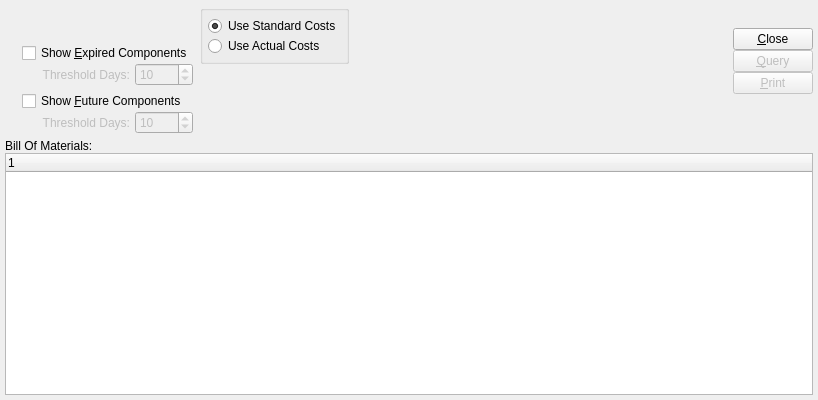
Qt form xtuple/trunk/guiclient/dspCostedSummarizedBOM.ui (WooodHead/xtuple) before a commit.
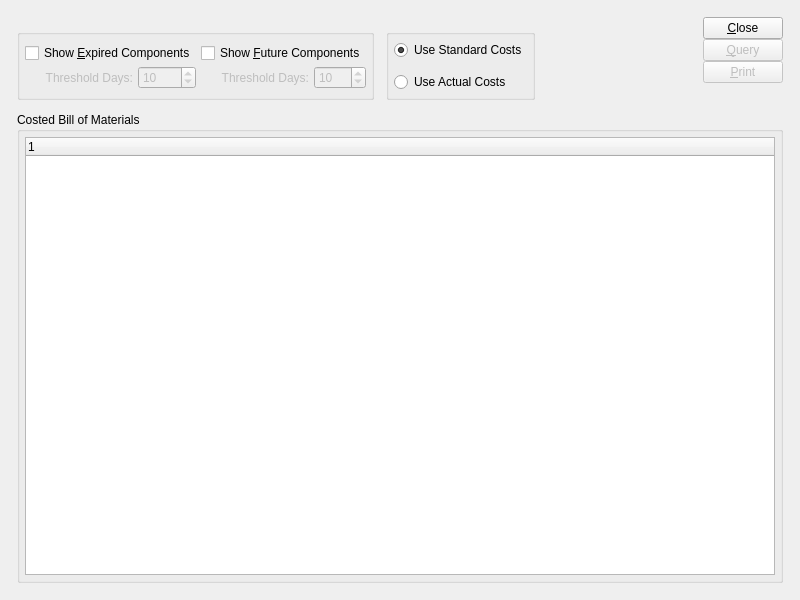
The same form after that commit. Custom widgets are drawn as their Qt base class.

Commit message: issue #7337:  Fix/touch up display issues on costed boms.

Diff of the .ui file:
```diff
--- a/xtuple/trunk/guiclient/dspCostedSummarizedBOM.ui
+++ b/xtuple/trunk/guiclient/dspCostedSummarizedBOM.ui
@@ -5,107 +5,43 @@
    <rect>
     <x>0</x>
     <y>0</y>
-    <width>818</width>
-    <height>400</height>
+    <width>800</width>
+    <height>600</height>
    </rect>
   </property>
   <property name="windowTitle" >
    <string>Costed Summarized Bill of Materials</string>
   </property>
   <widget class="QWidget" name="widget" >
-   <layout class="QVBoxLayout" >
-    <property name="spacing" >
-     <number>5</number>
-    </property>
+   <layout class="QGridLayout" >
+    <item row="0" column="0" >
+     <layout class="QGridLayout" >
     <property name="leftMargin" >
-     <number>5</number>
+       <number>12</number>
     </property>
     <property name="topMargin" >
-     <number>5</number>
+       <number>12</number>
     </property>
     <property name="rightMargin" >
-     <number>5</number>
+       <number>12</number>
     </property>
     <property name="bottomMargin" >
-     <number>5</number>
-    </property>
-    <item>
-     <layout class="QHBoxLayout" >
-      <property name="spacing" >
-       <number>7</number>
+       <number>12</number>
+      </property>
+      <property name="horizontalSpacing" >
+       <number>12</number>
       </property>
-      <property name="leftMargin" >
-       <number>0</number>
+      <property name="verticalSpacing" >
+       <number>12</number>
       </property>
-      <property name="topMargin" >
-       <number>0</number>
-      </property>
-      <property name="rightMargin" >
-       <number>0</number>
-      </property>
-      <property name="bottomMargin" >
-       <number>0</number>
-      </property>
-      <item>
-       <layout class="QVBoxLayout" >
-        <property name="spacing" >
-         <number>0</number>
-        </property>
-        <property name="leftMargin" >
-         <number>0</number>
-        </property>
-        <property name="topMargin" >
-         <number>0</number>
-        </property>
-        <property name="rightMargin" >
-         <number>0</number>
-        </property>
-        <property name="bottomMargin" >
-         <number>0</number>
-        </property>
-        <item>
+      <item row="0" column="0" >
          <widget class="ItemCluster" name="_item" >
           <property name="focusPolicy" >
            <enum>Qt::StrongFocus</enum>
           </property>
          </widget>
         </item>
-        <item>
-         <spacer>
-          <property name="orientation" >
-           <enum>Qt::Vertical</enum>
-          </property>
-          <property name="sizeType" >
-           <enum>QSizePolicy::Minimum</enum>
-          </property>
-          <property name="sizeHint" >
-           <size>
-            <width>10</width>
-            <height>26</height>
-           </size>
-          </property>
-         </spacer>
-        </item>
-       </layout>
-      </item>
-      <item>
-       <layout class="QVBoxLayout" >
-        <property name="spacing" >
-         <number>5</number>
-        </property>
-        <property name="leftMargin" >
-         <number>0</number>
-        </property>
-        <property name="topMargin" >
-         <number>0</number>
-        </property>
-        <property name="rightMargin" >
-         <number>0</number>
-        </property>
-        <property name="bottomMargin" >
-         <number>0</number>
-        </property>
-        <item>
+      <item row="0" column="1" colspan="2" >
          <widget class="RevisionCluster" name="_revision" >
           <property name="focusPolicy" >
            <enum>Qt::StrongFocus</enum>
@@ -118,6 +54,134 @@
           </property>
          </widget>
         </item>
+      <item rowspan="2" row="0" column="3" >
+       <layout class="QHBoxLayout" >
+        <property name="spacing" >
+         <number>0</number>
+        </property>
+        <property name="leftMargin" >
+         <number>0</number>
+        </property>
+        <property name="topMargin" >
+         <number>0</number>
+        </property>
+        <property name="rightMargin" >
+         <number>0</number>
+        </property>
+        <property name="bottomMargin" >
+         <number>0</number>
+        </property>
+        <item>
+         <spacer>
+          <property name="orientation" >
+           <enum>Qt::Horizontal</enum>
+          </property>
+          <property name="sizeType" >
+           <enum>QSizePolicy::Expanding</enum>
+          </property>
+          <property name="sizeHint" >
+           <size>
+            <width>0</width>
+            <height>20</height>
+           </size>
+          </property>
+         </spacer>
+        </item>
+        <item>
+         <layout class="QVBoxLayout" >
+          <property name="spacing" >
+           <number>0</number>
+          </property>
+          <property name="leftMargin" >
+           <number>0</number>
+          </property>
+          <property name="topMargin" >
+           <number>0</number>
+          </property>
+          <property name="rightMargin" >
+           <number>0</number>
+          </property>
+          <property name="bottomMargin" >
+           <number>0</number>
+          </property>
+          <item>
+           <layout class="QVBoxLayout" >
+            <property name="spacing" >
+             <number>0</number>
+            </property>
+            <property name="leftMargin" >
+             <number>0</number>
+            </property>
+            <property name="topMargin" >
+             <number>0</number>
+            </property>
+            <property name="rightMargin" >
+             <number>0</number>
+            </property>
+            <property name="bottomMargin" >
+             <number>0</number>
+            </property>
+            <item>
+             <widget class="QPushButton" name="_close" >
+              <property name="text" >
+               <string>&amp;Close</string>
+              </property>
+             </widget>
+            </item>
+            <item>
+             <widget class="QPushButton" name="_query" >
+              <property name="enabled" >
+               <bool>false</bool>
+              </property>
+              <property name="text" >
+               <string>&amp;Query</string>
+              </property>
+              <property name="autoDefault" >
+               <bool>true</bool>
+              </property>
+              <property name="default" >
+               <bool>true</bool>
+              </property>
+             </widget>
+            </item>
+            <item>
+             <widget class="QPushButton" name="_print" >
+              <property name="enabled" >
+               <bool>false</bool>
+              </property>
+              <property name="text" >
+               <string>&amp;Print</string>
+              </property>
+             </widget>
+            </item>
+           </layout>
+          </item>
+          <item>
+           <spacer>
+            <property name="orientation" >
+             <enum>Qt::Vertical</enum>
+            </property>
+            <property name="sizeType" >
+             <enum>QSizePolicy::Expanding</enum>
+            </property>
+            <property name="sizeHint" >
+             <size>
+              <width>20</width>
+              <height>16</height>
+             </size>
+            </property>
+           </spacer>
+          </item>
+         </layout>
+        </item>
+       </layout>
+      </item>
+      <item row="1" column="0" colspan="2" >
+       <widget class="QGroupBox" name="_showGroup" >
+        <property name="title" >
+         <string/>
+        </property>
+        <layout class="QHBoxLayout" >
         <item>
          <layout class="QVBoxLayout" >
           <property name="spacing" >
@@ -442,44 +506,16 @@
          </layout>
         </item>
        </layout>
+       </widget>
       </item>
-      <item>
-       <layout class="QVBoxLayout" >
-        <property name="spacing" >
-         <number>0</number>
-        </property>
-        <property name="leftMargin" >
-         <number>0</number>
-        </property>
-        <property name="topMargin" >
-         <number>0</number>
-        </property>
-        <property name="rightMargin" >
-         <number>0</number>
-        </property>
-        <property name="bottomMargin" >
-         <number>0</number>
-        </property>
-        <item>
+      <item row="1" column="2" >
          <widget class="QGroupBox" name="_costsGroup" >
           <property name="title" >
            <string/>
           </property>
           <layout class="QVBoxLayout" >
            <property name="spacing" >
-            <number>0</number>
-           </property>
-           <property name="leftMargin" >
-            <number>5</number>
-           </property>
-           <property name="topMargin" >
-            <number>5</number>
-           </property>
-           <property name="rightMargin" >
-            <number>5</number>
-           </property>
-           <property name="bottomMargin" >
-            <number>5</number>
+          <number>12</number>
            </property>
            <item>
             <widget class="QRadioButton" name="_useStandardCosts" >
@@ -501,173 +537,19 @@
           </layout>
          </widget>
         </item>
-        <item>
-         <spacer>
-          <property name="orientation" >
-           <enum>Qt::Vertical</enum>
-          </property>
-          <property name="sizeType" >
-           <enum>QSizePolicy::Preferred</enum>
-          </property>
-          <property name="sizeHint" >
-           <size>
-            <width>20</width>
-            <height>70</height>
-           </size>
-          </property>
-         </spacer>
-        </item>
-       </layout>
-      </item>
-      <item>
-       <layout class="QHBoxLayout" >
-        <property name="spacing" >
-         <number>0</number>
-        </property>
-        <property name="leftMargin" >
-         <number>0</number>
-        </property>
-        <property name="topMargin" >
-         <number>0</number>
-        </property>
-        <property name="rightMargin" >
-         <number>0</number>
-        </property>
-        <property name="bottomMargin" >
-         <number>0</number>
-        </property>
-        <item>
-         <spacer>
-          <property name="orientation" >
-           <enum>Qt::Horizontal</enum>
-          </property>
-          <property name="sizeType" >
-           <enum>QSizePolicy::Expanding</enum>
-          </property>
-          <property name="sizeHint" >
-           <size>
-            <width>0</width>
-            <height>20</height>
-           </size>
-          </property>
-         </spacer>
-        </item>
-        <item>
-         <layout class="QVBoxLayout" >
-          <property name="spacing" >
-           <number>0</number>
-          </property>
-          <property name="leftMargin" >
-           <number>0</number>
-          </property>
-          <property name="topMargin" >
-           <number>0</number>
-          </property>
-          <property name="rightMargin" >
-           <number>0</number>
-          </property>
-          <property name="bottomMargin" >
-           <number>0</number>
-          </property>
-          <item>
-           <layout class="QVBoxLayout" >
-            <property name="spacing" >
-             <number>0</number>
-            </property>
-            <property name="leftMargin" >
-             <number>0</number>
-            </property>
-            <property name="topMargin" >
-             <number>0</number>
-            </property>
-            <property name="rightMargin" >
-             <number>0</number>
-            </property>
-            <property name="bottomMargin" >
-             <number>0</number>
-            </property>
-            <item>
-             <widget class="QPushButton" name="_close" >
-              <property name="text" >
-               <string>&amp;Close</string>
-              </property>
-             </widget>
-            </item>
-            <item>
-             <widget class="QPushButton" name="_query" >
-              <property name="enabled" >
-               <bool>false</bool>
-              </property>
-              <property name="text" >
-               <string>&amp;Query</string>
-              </property>
-              <property name="autoDefault" >
-               <bool>true</bool>
-              </property>
-              <property name="default" >
-               <bool>true</bool>
-              </property>
-             </widget>
-            </item>
-            <item>
-             <widget class="QPushButton" name="_print" >
-              <property name="enabled" >
-               <bool>false</bool>
-              </property>
-              <property name="text" >
-               <string>&amp;Print</string>
-              </property>
-             </widget>
-            </item>
-           </layout>
-          </item>
-          <item>
-           <spacer>
-            <property name="orientation" >
-             <enum>Qt::Vertical</enum>
-            </property>
-            <property name="sizeType" >
-             <enum>QSizePolicy::Preferred</enum>
-            </property>
-            <property name="sizeHint" >
-             <size>
-              <width>20</width>
-              <height>16</height>
-             </size>
-            </property>
-           </spacer>
-          </item>
-         </layout>
-        </item>
-       </layout>
-      </item>
-     </layout>
-    </item>
-    <item>
-     <layout class="QVBoxLayout" >
-      <property name="spacing" >
-       <number>0</number>
-      </property>
-      <property name="leftMargin" >
-       <number>0</number>
-      </property>
-      <property name="topMargin" >
-       <number>0</number>
-      </property>
-      <property name="rightMargin" >
-       <number>0</number>
-      </property>
-      <property name="bottomMargin" >
-       <number>0</number>
-      </property>
-      <item>
-       <widget class="QLabel" name="_bomLit" >
-        <property name="text" >
-         <string>Bill Of Materials:</string>
-        </property>
-       </widget>
-      </item>
-      <item>
+      <item row="2" column="0" colspan="4" >
+       <widget class="QGroupBox" name="_bomitemGroup" >
+        <property name="sizePolicy" >
+         <sizepolicy vsizetype="Preferred" hsizetype="Preferred" >
+          <horstretch>0</horstretch>
+          <verstretch>1</verstretch>
+         </sizepolicy>
+        </property>
+        <property name="title" >
+         <string>Costed Bill of Materials</string>
+        </property>
+        <layout class="QGridLayout" >
+         <item row="0" column="0" >
        <widget class="XTreeWidget" name="_bomitem" >
         <property name="sizePolicy" >
          <sizepolicy vsizetype="Expanding" hsizetype="Expanding" >
@@ -678,6 +560,9 @@
        </widget>
       </item>
      </layout>
+       </widget>
+      </item>
+     </layout>
     </item>
    </layout>
   </widget>
```
Left out of the diff: 1 changed line with no effect on the pictures. Lines whose indentation alone changed are shown as unchanged. The commit also changes 5 other files.
